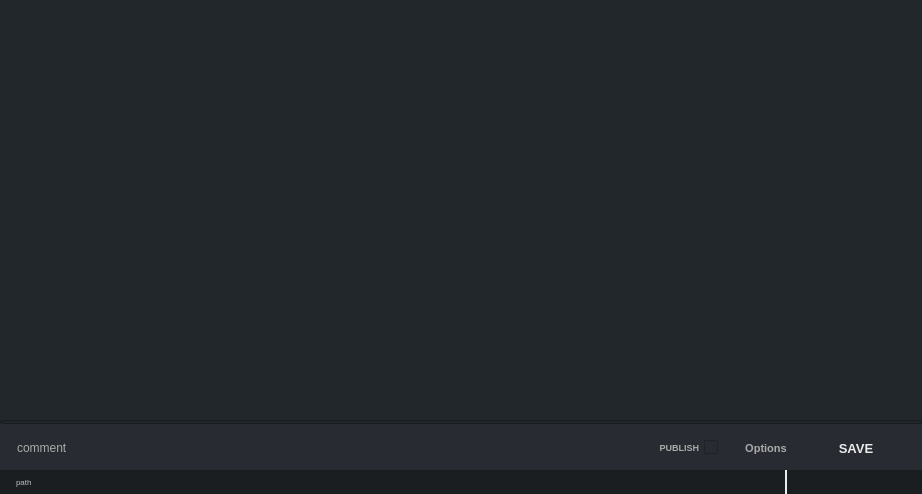
The window that lib/apps/ui/arUtil.ui (alexanderrichtertd/plex) describes before a commit, drawn with Qt 5.
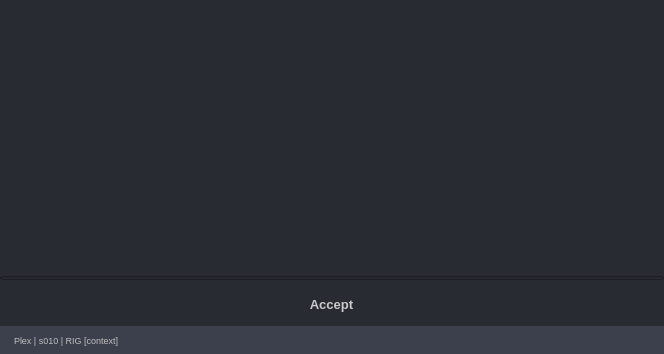
The same window after the commit. Icons and pictures are not drawn.

```diff
--- a/lib/apps/ui/arUtil.ui
+++ b/lib/apps/ui/arUtil.ui
@@ -6,8 +6,8 @@
    <rect>
     <x>0</x>
     <y>0</y>
-    <width>922</width>
-    <height>494</height>
+    <width>664</width>
+    <height>354</height>
    </rect>
   </property>
   <property name="minimumSize">
@@ -39,12 +39,10 @@
    <item>
     <widget class="QWidget" name="wg" native="true">
      <property name="styleSheet">
-      <string notr="true">
-QWidget{
+      <string notr="true">QWidget{
     color: rgb(201, 202, 204);
-	background-color: rgb(34, 39, 43);
+	background-color: rgb(41, 43, 51); 
 	selection-background-color: rgb(1, 79, 131);
-	color: rgb(235, 235, 235);
 }
 
 QListWidget::item:selected
@@ -54,7 +52,7 @@
 }
 
 QPushButton { 
-	border:0px;
+	border: 0px;
 }
 
 QPushButton:hover {background-color: rgb(55, 90, 126); }
@@ -90,7 +88,7 @@
         <item>
          <widget class="QWidget" name="wgMain" native="true">
           <property name="styleSheet">
-           <string notr="true">background-color: rgb(34, 39, 43);</string>
+           <string notr="true">background-color: rgb(41, 43, 51); </string>
           </property>
           <layout class="QVBoxLayout" name="layMain">
            <property name="spacing">
@@ -155,8 +153,9 @@
            <property name="styleSheet">
             <string notr="true">
 QWidget{
-    background-color: rgb(40, 43, 50); 
+background-color: rgb(41, 43, 51); 
 }
+
 QPushButton { 
 	border:0px;
 }
@@ -184,112 +183,6 @@
             <property name="bottomMargin">
              <number>4</number>
             </property>
-            <item>
-             <layout class="QHBoxLayout" name="horizontalLayout_4">
-              <property name="spacing">
-               <number>8</number>
-              </property>
-              <property name="margin">
-               <number>0</number>
-              </property>
-              <item>
-               <widget class="QLineEdit" name="edtComment">
-                <property name="styleSheet">
-                 <string notr="true">color: rgb(170, 170, 170);</string>
-                </property>
-                <property name="text">
-                 <string>comment</string>
-                </property>
-                <property name="frame">
-                 <bool>false</bool>
-                </property>
-                <property name="readOnly">
-                 <bool>true</bool>
-                </property>
-                <property name="placeholderText">
-                 <string/>
-                </property>
-               </widget>
-              </item>
-              <item>
-               <widget class="QCheckBox" name="cbxAdd">
-                <property name="font">
-                 <font>
-                  <pointsize>7</pointsize>
-                  <weight>75</weight>
-                  <bold>true</bold>
-                 </font>
-                </property>
-                <property name="layoutDirection">
-                 <enum>Qt::RightToLeft</enum>
-                </property>
-                <property name="styleSheet">
-                 <string notr="true">color: rgb(170, 170, 170);</string>
-                </property>
-                <property name="text">
-                 <string>PUBLISH</string>
-                </property>
-               </widget>
-              </item>
-              <item>
-               <spacer name="horizontalSpacer">
-                <property name="orientation">
-                 <enum>Qt::Horizontal</enum>
-                </property>
-                <property name="sizeType">
-                 <enum>QSizePolicy::Fixed</enum>
-                </property>
-                <property name="sizeHint" stdset="0">
-                 <size>
-                  <width>10</width>
-                  <height>20</height>
-                 </size>
-                </property>
-               </spacer>
-              </item>
-              <item>
-               <widget class="QPushButton" name="btnOption">
-                <property name="minimumSize">
-                 <size>
-                  <width>60</width>
-                  <height>0</height>
-                 </size>
-                </property>
-                <property name="maximumSize">
-                 <size>
-                  <width>10000</width>
-                  <height>20</height>
-                 </size>
-                </property>
-                <property name="font">
-                 <font>
-                  <pointsize>8</pointsize>
-                  <weight>75</weight>
-                  <bold>true</bold>
-                 </font>
-                </property>
-                <property name="toolTip">
-                 <string/>
-                </property>
-                <property name="styleSheet">
-                 <string notr="true">color: rgb(170, 170, 170);</string>
-                </property>
-                <property name="text">
-                 <string>Options</string>
-                </property>
-                <property name="iconSize">
-                 <size>
-                  <width>25</width>
-                  <height>25</height>
-                 </size>
-                </property>
-                <property name="flat">
-                 <bool>true</bool>
-                </property>
-               </widget>
-              </item>
-             </layout>
-            </item>
             <item>
              <widget class="QPushButton" name="btnAccept">
               <property name="enabled">
@@ -321,7 +214,7 @@
                <string>Accept</string>
               </property>
               <property name="text">
-               <string>SAVE</string>
+               <string>Accept</string>
               </property>
               <property name="iconSize">
                <size>
@@ -345,7 +238,7 @@
                <bool>false</bool>
               </property>
               <property name="flat">
-               <bool>true</bool>
+               <bool>false</bool>
               </property>
              </widget>
             </item>
@@ -360,19 +253,19 @@
         <property name="minimumSize">
          <size>
           <width>0</width>
-          <height>24</height>
+          <height>28</height>
          </size>
         </property>
         <property name="maximumSize">
          <size>
           <width>16777215</width>
-          <height>24</height>
+          <height>28</height>
          </size>
         </property>
         <property name="styleSheet">
          <string notr="true">
 QWidget{
-    background-color: rgb(26, 30, 33); 
+    background-color: rgb(59, 64, 76); 
 }
 QPushButton { 
 	border:0px;
@@ -387,7 +280,7 @@
         </property>
         <layout class="QHBoxLayout" name="horizontalLayout_5">
          <property name="spacing">
-          <number>14</number>
+          <number>16</number>
          </property>
          <property name="leftMargin">
           <number>14</number>
@@ -402,35 +295,17 @@
           <number>0</number>
          </property>
          <item>
-          <widget class="QLineEdit" name="edtPath">
-           <property name="sizePolicy">
-            <sizepolicy hsizetype="Preferred" vsizetype="Preferred">
-             <horstretch>0</horstretch>
-             <verstretch>0</verstretch>
-            </sizepolicy>
-           </property>
+          <widget class="QLabel" name="lblContext">
            <property name="font">
             <font>
-             <pointsize>6</pointsize>
+             <pointsize>7</pointsize>
             </font>
            </property>
            <property name="styleSheet">
             <string notr="true">color: rgb(190, 190, 190);</string>
            </property>
            <property name="text">
-            <string>path</string>
-           </property>
-           <property name="frame">
-            <bool>false</bool>
-           </property>
-           <property name="alignment">
-            <set>Qt::AlignLeading|Qt::AlignLeft|Qt::AlignVCenter</set>
-           </property>
-           <property name="readOnly">
-            <bool>true</bool>
-           </property>
-           <property name="placeholderText">
-            <string/>
+            <string>Plex | s010 | RIG [context]</string>
            </property>
           </widget>
          </item>
@@ -463,25 +338,12 @@
            </property>
            <property name="iconSize">
             <size>
-             <width>12</width>
-             <height>12</height>
+             <width>14</width>
+             <height>14</height>
             </size>
            </property>
           </widget>
          </item>
-         <item>
-          <widget class="Line" name="line_4">
-           <property name="frameShadow">
-            <enum>QFrame::Plain</enum>
-           </property>
-           <property name="lineWidth">
-            <number>2</number>
-           </property>
-           <property name="orientation">
-            <enum>Qt::Vertical</enum>
-           </property>
-          </widget>
-         </item>
          <item>
           <widget class="QPushButton" name="btnProject">
            <property name="maximumSize">
@@ -505,8 +367,8 @@
            </property>
            <property name="iconSize">
             <size>
-             <width>12</width>
-             <height>12</height>
+             <width>14</width>
+             <height>14</height>
             </size>
            </property>
           </widget>
@@ -531,8 +393,8 @@
            </property>
            <property name="iconSize">
             <size>
-             <width>12</width>
-             <height>12</height>
+             <width>14</width>
+             <height>14</height>
             </size>
            </property>
           </widget>
@@ -557,8 +419,8 @@
            </property>
            <property name="iconSize">
             <size>
-             <width>12</width>
-             <height>12</height>
+             <width>14</width>
+             <height>14</height>
             </size>
            </property>
            <property name="flat">
@@ -586,8 +448,8 @@
            </property>
            <property name="iconSize">
             <size>
-             <width>12</width>
-             <height>12</height>
+             <width>14</width>
+             <height>14</height>
             </size>
            </property>
            <property name="flat">
```
Left out of the diff: 72 changed lines with no effect on the pictures.
